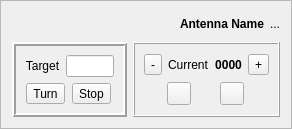
Before: the Qt Designer form mqt/MqtLogger/rotcontrolframe.ui in zsteva/backup-minos2, drawn with Qt 5.
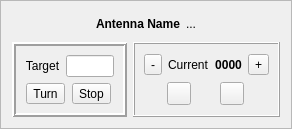
After: the same form once the commit is applied.

```diff
--- a/mqt/MqtLogger/rotcontrolframe.ui
+++ b/mqt/MqtLogger/rotcontrolframe.ui
@@ -58,6 +58,19 @@
        </property>
       </widget>
      </item>
+     <item>
+      <spacer name="horizontalSpacer_2">
+       <property name="orientation">
+        <enum>Qt::Horizontal</enum>
+       </property>
+       <property name="sizeHint" stdset="0">
+        <size>
+         <width>40</width>
+         <height>20</height>
+        </size>
+       </property>
+      </spacer>
+     </item>
     </layout>
    </item>
    <item>
```
